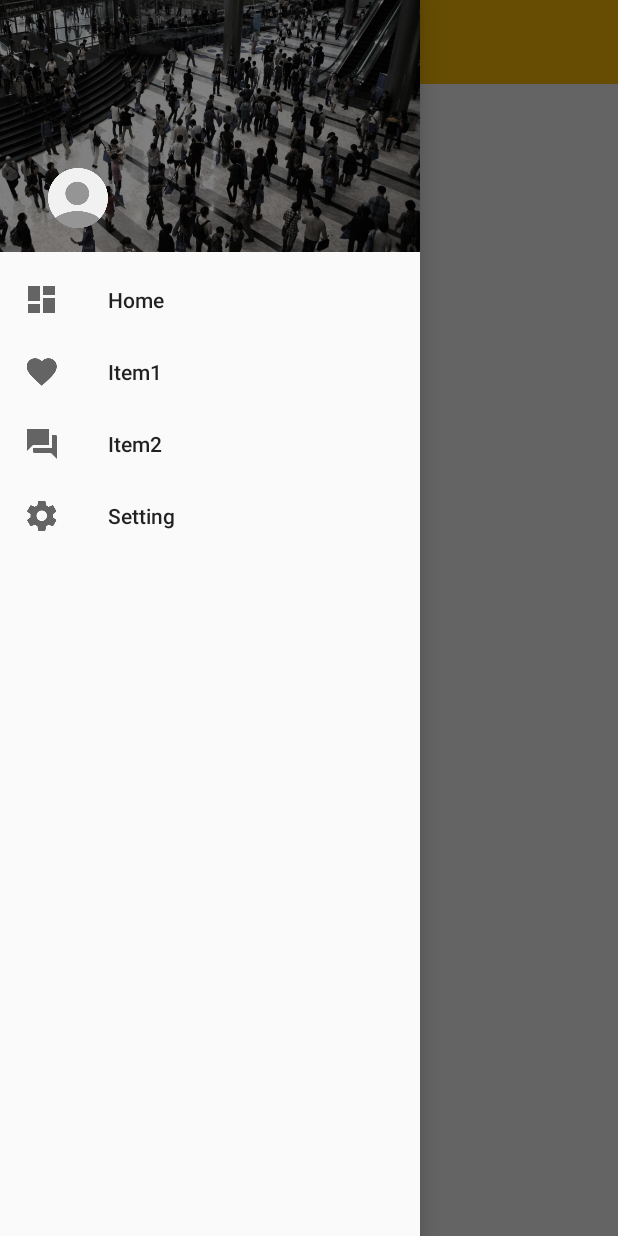
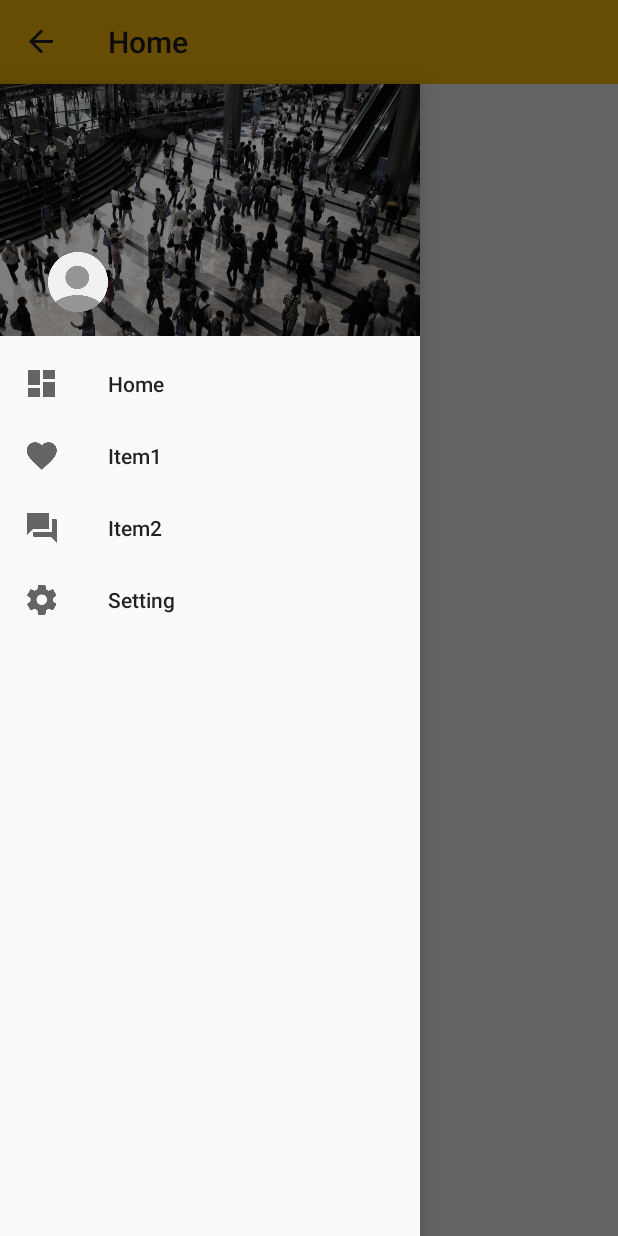
Before and after one commit to hassanabidpk/BestPracticeForAndroid, an Android app: the screen it shows after launch (MainActivity), with the side drawer open, on a phone screen of 412 x 824 dp. Run offline under Robolectric (Android 15) with nearby library versions, the phone set to English and light mode, and no system bars; pictures from the network do not load; 2 statements that could not run were skipped.

Commit message:
Modify NavigationView cant't cover Toolbar

```diff
--- a/app/src/main/java/com/flashgugu/bestpracticeforandroid/ui/MainActivity.java
+++ b/app/src/main/java/com/flashgugu/bestpracticeforandroid/ui/MainActivity.java
@@ -69,7 +69,6 @@ public class MainActivity extends AppCompatActivity {
             actionBar.setDisplayUseLogoEnabled(false);
             actionBar.setHomeButtonEnabled(true);
             actionBar.setTitle(getString(R.string.home));
-
         }
 
         actionBarDrawerToggle.syncState();
--- a/app/src/main/res/layout/activity_main.xml
+++ b/app/src/main/res/layout/activity_main.xml
@@ -32,6 +32,7 @@
         android:layout_height="match_parent"
         android:layout_gravity="start"
         android:fitsSystemWindows="true"
+        android:layout_marginTop="@dimen/appbar"
         app:headerLayout="@layout/layout_nav_header"
         app:menu="@menu/drawer_view" />
 
```
